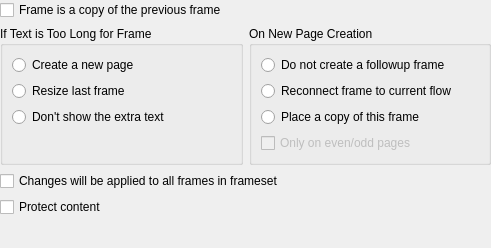
This is kword/part/dialog/KWGeneralFrameProperties.ui in KDE/calligra as Qt 5 draws it before an edit. The edited form follows.
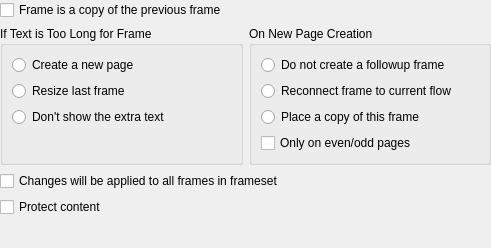
This is the edited form.

Commit message: Eh, the GUI had the inverse value of our datamodel, which is easier for the user but not so easy for the GUI. This fixes the way the even/odd checkbox is handled.

The edit to the form file:
```diff
--- a/kword/part/dialog/KWGeneralFrameProperties.ui
+++ b/kword/part/dialog/KWGeneralFrameProperties.ui
@@ -114,9 +114,6 @@
         </item>
         <item>
          <widget class="QCheckBox" name="evenOdd" >
-          <property name="enabled" >
-           <bool>false</bool>
-          </property>
           <property name="text" >
            <string>Only on even/odd pages</string>
           </property>
```
The commit also changes 1 other file.
